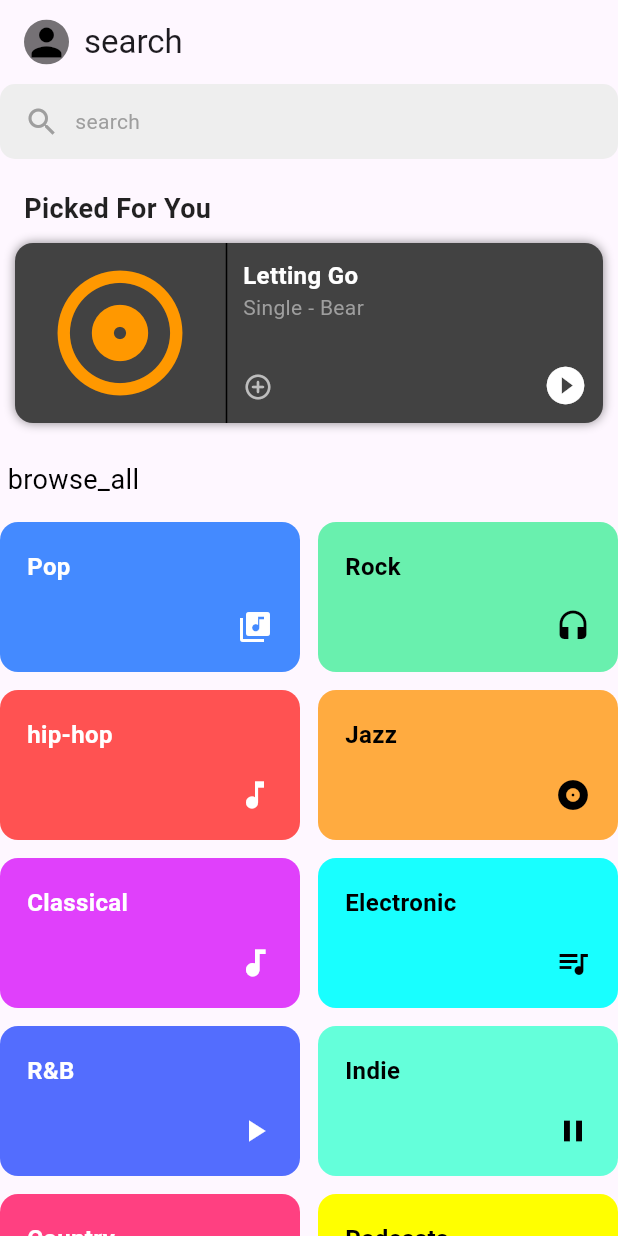
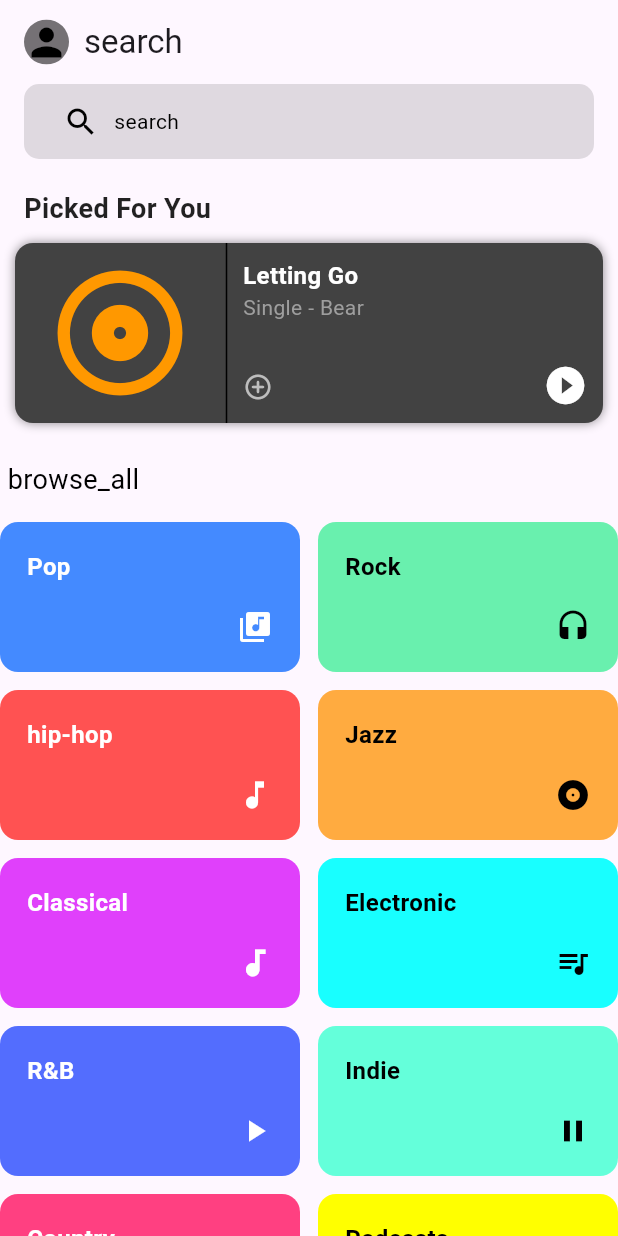
Before and after one commit to Smt52/final_project, a Flutter app: the SearchPage screen opened directly with empty values, on a phone screen of 412 x 824 dp. Run offline on Flutter 3.47's test engine with Material 3 defaults, Android fonts, the phone set to English and light mode, and no system bars; our stand-ins replace shared_preferences; accounts and stored records are empty.

Commit message:
Minor Changes implemented in Search Bar

```diff
--- a/lib/pages/search_page/search_page.dart
+++ b/lib/pages/search_page/search_page.dart
@@ -35,23 +35,26 @@ class SearchPage extends StatelessWidget {
                     MaterialPageRoute(builder: (context)=>SearchBarPage(localManager: localManager,themeManager: themeManager,)),
                   );
                 },
+                child: Padding(
+                  padding: const EdgeInsets.only(left: 16,right: 16),
                   child: Container(
                     height: 50,
                     decoration: BoxDecoration(
-                    color: Colors.grey[200],
+                      color: themeManager.themeMode == ThemeMode.dark ? Colors.grey[200] : Colors.black12,
                       borderRadius: BorderRadius.circular(10),
                     ),
-                  padding: const EdgeInsets.symmetric(horizontal: 16),
+                    padding: const EdgeInsets.symmetric(horizontal: 26),
                     alignment: Alignment.centerLeft,
                     child: Row(
                       children: [
-                      Icon(Icons.search,color: Colors.grey,),
+                        Icon(Icons.search,color: themeManager.themeMode == ThemeMode.dark ? Colors.grey : Colors.black),
                         SizedBox(width: 10,),
                         Text(
                           localManager.translate("search"),
-                        style: TextStyle(color: Colors.grey),
+                          style: TextStyle(color: themeManager.themeMode == ThemeMode.dark ? Colors.grey : Colors.black),
                         )
                       ],
+                    ),
                   ),
                 ),
               ),
--- a/lib/pages/search_page/widgets/search_bar.dart
+++ b/lib/pages/search_page/widgets/search_bar.dart
@@ -84,7 +84,7 @@ class _SearchBarPageState extends State<SearchBarPage> {
               child: Text(
                 localManager.translate("cancel"),
                 style: TextStyle(
-                  color: Colors.grey[200]
+                  color: themeManager.themeMode == ThemeMode.dark ? Colors.grey[600] : Colors.black
                 ),
               )
           ),
```
Lines whose indentation alone changed are shown as unchanged.
